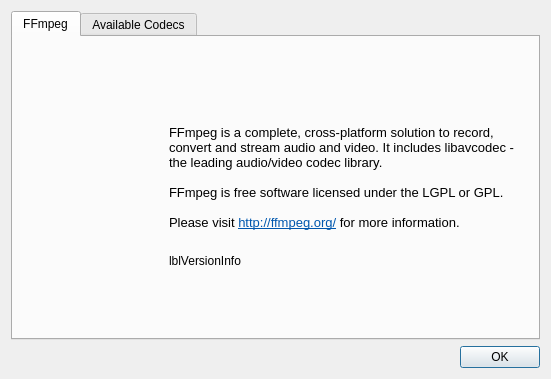
Qt form src/ui/aboutffmpegdialog.ui (qwinff/qwinff) before a commit.
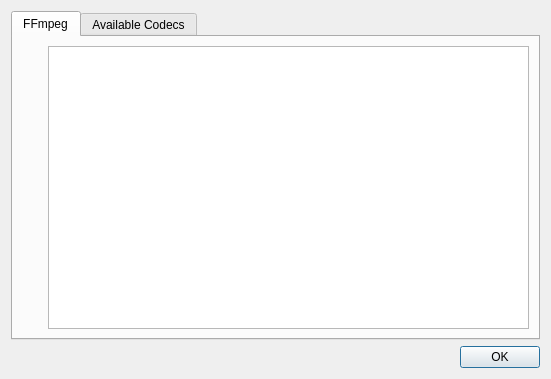
The same form after that commit. Icons and pictures are not drawn.

Commit message: Made ffmpeg information translatable.

The edit to the form file:
```diff
--- a/src/ui/aboutffmpegdialog.ui
+++ b/src/ui/aboutffmpegdialog.ui
@@ -30,10 +30,10 @@
       <attribute name="title">
        <string>FFmpeg</string>
       </attribute>
-      <layout class="QVBoxLayout" name="verticalLayout_2">
+      <layout class="QHBoxLayout" name="horizontalLayout">
        <item>
-        <layout class="QGridLayout" name="gridLayout">
-         <item row="0" column="0">
+        <layout class="QVBoxLayout" name="verticalLayout_2">
+         <item>
           <widget class="QLabel" name="label_3">
            <property name="sizePolicy">
             <sizepolicy hsizetype="Fixed" vsizetype="Fixed">
@@ -58,45 +58,24 @@
            </property>
           </widget>
          </item>
-         <item row="0" column="1">
-          <widget class="QLabel" name="label">
-           <property name="sizePolicy">
-            <sizepolicy hsizetype="Minimum" vsizetype="Maximum">
-             <horstretch>0</horstretch>
-             <verstretch>0</verstretch>
-            </sizepolicy>
+         <item>
+          <spacer name="verticalSpacer">
+           <property name="orientation">
+            <enum>Qt::Vertical</enum>
            </property>
-           <property name="text">
-            <string>&lt;!DOCTYPE HTML PUBLIC &quot;-//W3C//DTD HTML 4.0//EN&quot; &quot;http://www.w3.org/TR/REC-html40/strict.dtd&quot;&gt;
-&lt;html&gt;&lt;head&gt;&lt;meta name=&quot;qrichtext&quot; content=&quot;1&quot; /&gt;&lt;style type=&quot;text/css&quot;&gt;
-p, li { white-space: pre-wrap; }
-&lt;/style&gt;&lt;/head&gt;&lt;body style=&quot; font-family:'Ubuntu'; font-size:10pt; font-weight:400; font-style:normal;&quot;&gt;
-&lt;p style=&quot; margin-top:0px; margin-bottom:0px; margin-left:0px; margin-right:0px; -qt-block-indent:0; text-indent:0px;&quot;&gt;FFmpeg is a complete, cross-platform solution to record, convert and stream audio and video. It includes libavcodec - the leading audio/video codec library.&lt;/p&gt;
-&lt;p style=&quot;-qt-paragraph-type:empty; margin-top:0px; margin-bottom:0px; margin-left:0px; margin-right:0px; -qt-block-indent:0; text-indent:0px;&quot;&gt;&lt;/p&gt;
-&lt;p style=&quot; margin-top:0px; margin-bottom:0px; margin-left:0px; margin-right:0px; -qt-block-indent:0; text-indent:0px;&quot;&gt;FFmpeg is free software licensed under the LGPL or GPL.&lt;/p&gt;
-&lt;p style=&quot;-qt-paragraph-type:empty; margin-top:0px; margin-bottom:0px; margin-left:0px; margin-right:0px; -qt-block-indent:0; text-indent:0px;&quot;&gt;&lt;/p&gt;
-&lt;p style=&quot; margin-top:0px; margin-bottom:0px; margin-left:0px; margin-right:0px; -qt-block-indent:0; text-indent:0px;&quot;&gt;Please visit &lt;a href=&quot;http://ffmpeg.org/&quot;&gt;&lt;span style=&quot; text-decoration: underline; color:#0057ae;&quot;&gt;http://ffmpeg.org/&lt;/span&gt;&lt;/a&gt; for more information.&lt;/p&gt;&lt;/body&gt;&lt;/html&gt;</string>
+           <property name="sizeHint" stdset="0">
+            <size>
+             <width>20</width>
+             <height>40</height>
+            </size>
            </property>
-           <property name="wordWrap">
-            <bool>true</bool>
-           </property>
-          </widget>
-         </item>
-         <item row="1" column="1">
-          <widget class="QLabel" name="lblVersionInfo">
-           <property name="sizePolicy">
-            <sizepolicy hsizetype="Preferred" vsizetype="Maximum">
-             <horstretch>0</horstretch>
-             <verstretch>0</verstretch>
-            </sizepolicy>
-           </property>
-           <property name="text">
-            <string>lblVersionInfo</string>
-           </property>
-          </widget>
+          </spacer>
          </item>
         </layout>
        </item>
+       <item>
+        <widget class="QTextBrowser" name="txtInfo"/>
+       </item>
       </layout>
      </widget>
      <widget class="QWidget" name="tab_3">
```
Left out of the diff: 6 changed lines with no effect on the pictures. The commit also changes 1 other file.
